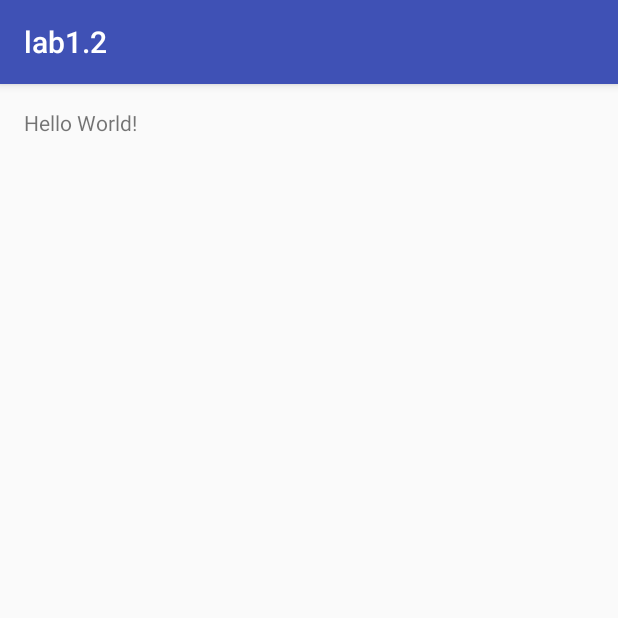
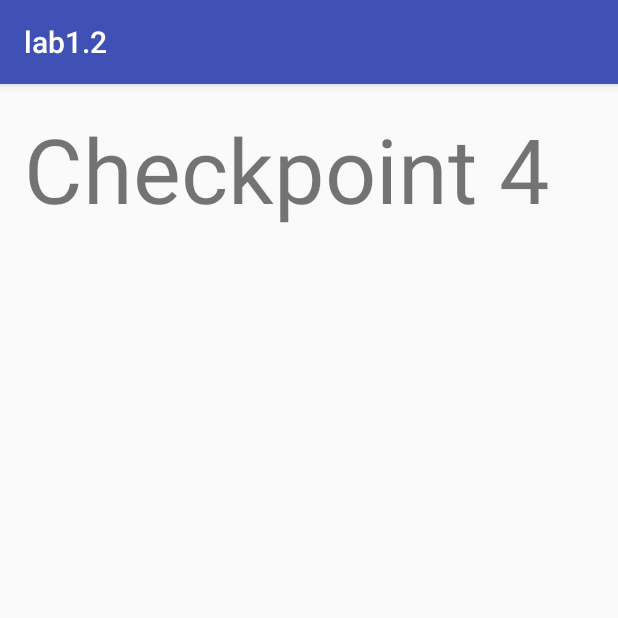
Before and after one commit to FreeRoaming/Repository, an Android app: the screen it shows after launch (MainActivity), on a phone screen of 412 x 824 dp, the top half of it. Run offline under Robolectric (Android 15) with nearby library versions, the phone set to English and light mode, and no system bars.

Commit message:
Changed size and contents of text.

```diff
--- a/app/src/main/res/layout/activity_main.xml
+++ b/app/src/main/res/layout/activity_main.xml
@@ -12,6 +12,7 @@
     <TextView
         android:layout_width="wrap_content"
         android:layout_height="wrap_content"
-        android:text="Hello World!"
-        android:layout_alignParentStart="true" />
+        android:text="Checkpoint 4"
+        android:layout_alignParentStart="true"
+        android:textSize="60dp" />
 </RelativeLayout>
```
